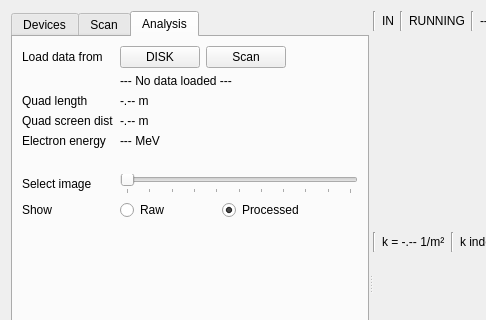
This is quadscan_gui_onerow_v4.ui in filiplindau/QuadScan as Qt 5 draws it before an edit; both pictures show x 0 to 486 and y 0 to 320 of the 1464 by 565 pixel window. The edited form follows.
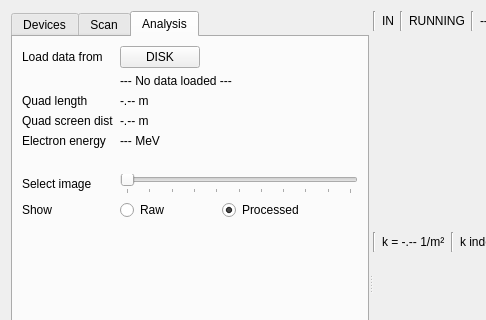
This is the edited form. The open tabs and pages were chosen to show the change. Icons and pictures are not drawn. Custom widgets are drawn as their Qt base class.

Commit message: gui load from scan button removed

Patch:
```diff
--- a/quadscan_gui_onerow_v4.ui
+++ b/quadscan_gui_onerow_v4.ui
@@ -1708,25 +1708,6 @@
                  </property>
                 </widget>
                </item>
-               <item>
-                <widget class="QPushButton" name="load_scan_button">
-                 <property name="sizePolicy">
-                  <sizepolicy hsizetype="Preferred" vsizetype="Fixed">
-                   <horstretch>0</horstretch>
-                   <verstretch>0</verstretch>
-                  </sizepolicy>
-                 </property>
-                 <property name="maximumSize">
-                  <size>
-                   <width>200</width>
-                   <height>16777215</height>
-                  </size>
-                 </property>
-                 <property name="text">
-                  <string>Scan</string>
-                 </property>
-                </widget>
-               </item>
                <item>
                 <spacer name="horizontalSpacer_6">
                  <property name="orientation">
```
Left out of the diff: 3 changed lines with no effect on the pictures. The commit also changes 3 other files.
